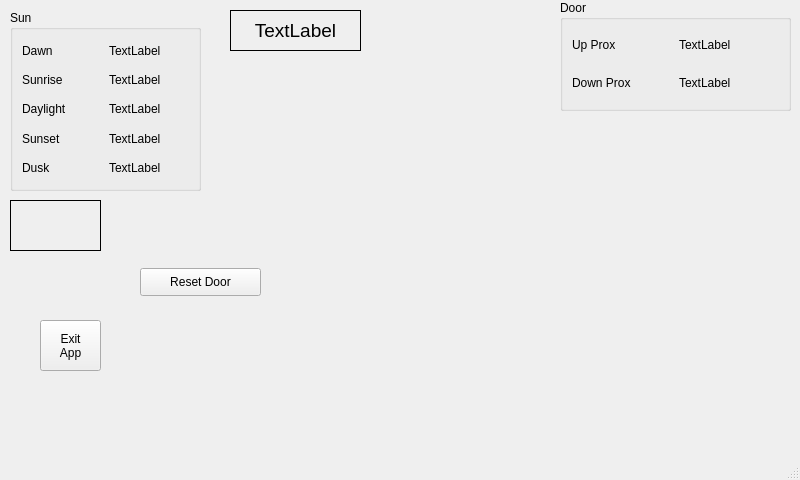
This is coop3/coop3.ui in jethornton/chicken-coop as Qt 5 draws it before an edit. The edited form follows.
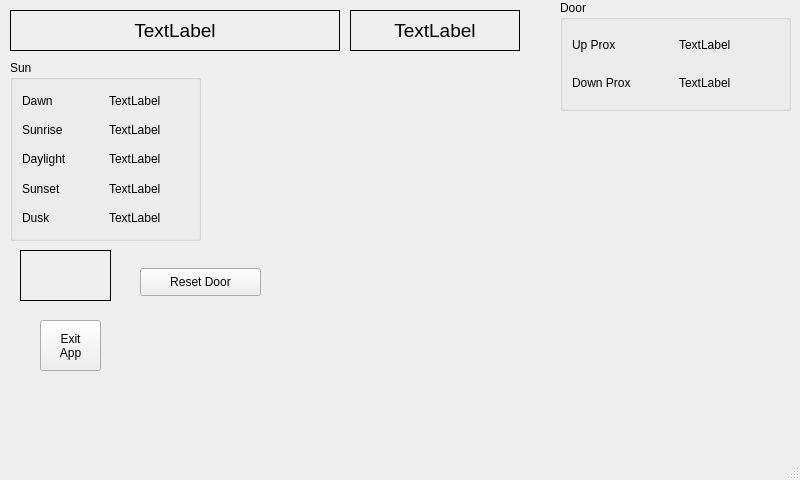
This is the edited form.

```diff
--- a/coop3/coop3.ui
+++ b/coop3/coop3.ui
@@ -36,8 +36,8 @@
    <widget class="QLabel" name="transitTimeLbl">
     <property name="geometry">
      <rect>
-      <x>10</x>
-      <y>200</y>
+      <x>20</x>
+      <y>250</y>
       <width>91</width>
       <height>51</height>
      </rect>
@@ -99,7 +99,7 @@
     <property name="geometry">
      <rect>
       <x>10</x>
-      <y>10</y>
+      <y>60</y>
       <width>191</width>
       <height>181</height>
      </rect>
@@ -197,9 +197,33 @@
    <widget class="QLabel" name="clockLbl">
     <property name="geometry">
      <rect>
-      <x>230</x>
+      <x>350</x>
       <y>10</y>
-      <width>131</width>
+      <width>170</width>
+      <height>41</height>
+     </rect>
+    </property>
+    <property name="font">
+     <font>
+      <pointsize>14</pointsize>
+     </font>
+    </property>
+    <property name="frameShape">
+     <enum>QFrame::Box</enum>
+    </property>
+    <property name="text">
+     <string>TextLabel</string>
+    </property>
+    <property name="alignment">
+     <set>Qt::AlignCenter</set>
+    </property>
+   </widget>
+   <widget class="QLabel" name="dateLbl">
+    <property name="geometry">
+     <rect>
+      <x>10</x>
+      <y>10</y>
+      <width>330</width>
       <height>41</height>
      </rect>
     </property>
```
